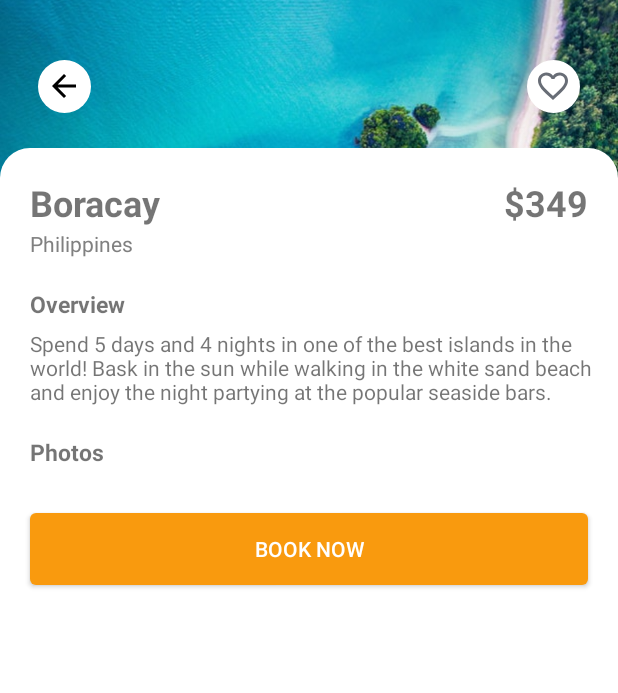
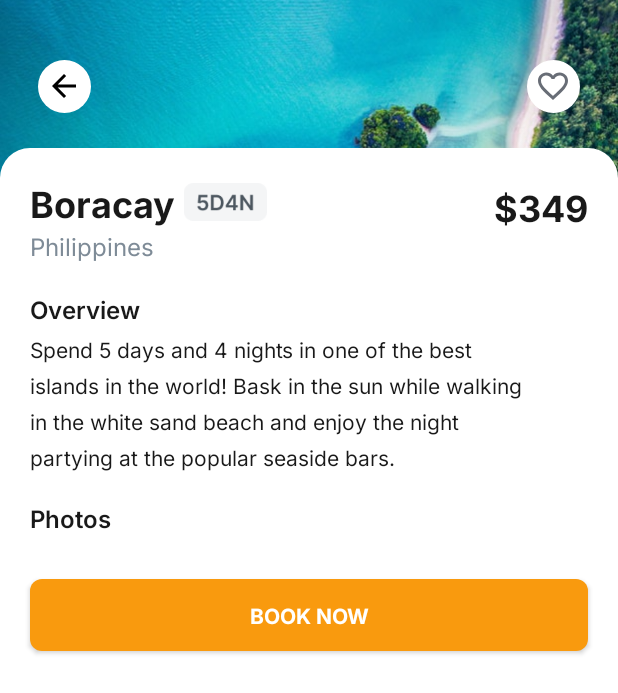
Before and after one commit to matiasaratano/flickeflight-BE4, an Android app: the fragment BoracayFragment shown on its own in the app's theme, on a phone screen of 412 x 824 dp. Shown: the top 693 px of the screen. Run offline under Robolectric (Android 15) with nearby library versions, the phone set to English and light mode, and no system bars; Roboto replaces fonts that are not available here; 2 statements that could not run were skipped.

Commit message:
actualizacion fuentes, diseño gral y button

```diff
--- a/app/src/main/res/layout/fragment_boracay.xml
+++ b/app/src/main/res/layout/fragment_boracay.xml
@@ -35,23 +35,41 @@
             android:layout_marginStart="20dp"
             android:layout_marginTop="20dp">
 
+            <ImageView
+                android:id="@+id/imageView5"
+                android:layout_width="55dp"
+                android:layout_height="25dp"
+                android:layout_centerVertical="true"
+                android:layout_gravity="center_vertical"
+                android:layout_marginStart="5dp"
+                android:layout_toEndOf="@+id/name"
+                android:src="@drawable/diasboracay" />
+
+
             <TextView
                 android:id="@+id/name"
                 android:layout_width="wrap_content"
                 android:layout_height="wrap_content"
+                android:layout_centerVertical="true"
+                android:fontFamily="@font/inter_bold"
+                android:gravity="center_vertical"
                 android:text="Boracay"
-                android:textStyle="bold"
+                android:textColor="#191919"
                 android:textSize="24sp" />
 
             <TextView
                 android:id="@+id/price"
                 android:layout_width="wrap_content"
                 android:layout_height="wrap_content"
+                android:layout_alignBottom="@id/imageView5"
+                android:layout_alignParentEnd="true"
+                android:layout_marginRight="20dp"
+                android:layout_marginBottom="-10dp"
+                android:fontFamily="@font/inter_bold"
+                android:gravity="bottom"
                 android:text="$349"
-                android:textStyle="bold"
-                android:textSize="24sp"
-                android:layout_marginRight="20dp"
-                android:layout_alignParentEnd="true" />
+                android:textColor="#191919"
+                android:textSize="24sp" />
         </RelativeLayout>
 
         <TextView
@@ -59,7 +77,9 @@
             android:layout_width="wrap_content"
             android:layout_height="wrap_content"
             android:text="Philippines"
-            android:textColor="#808080"
+            android:fontFamily="@font/inter"
+            android:textSize="16sp"
+            android:textColor="#7E8B97"
             android:layout_marginStart="20dp"
             android:layout_marginTop="1dp" />
 
@@ -67,27 +87,36 @@
             android:id="@+id/overview"
             android:layout_width="wrap_content"
             android:layout_height="wrap_content"
+            android:layout_marginStart="20dp"
+            android:layout_marginTop="20dp"
+            android:fontFamily="@font/inter_semibold"
+            android:textSize="16sp"
+            android:textColor="#191919"
             android:text="Overview"
-            android:textStyle="bold"
-            android:textSize="15sp"
-            android:layout_marginStart="20dp"
-            android:layout_marginTop="20dp" />
+             />
 
         <TextView
             android:id="@+id/description"
             android:layout_width="wrap_content"
             android:layout_height="wrap_content"
+            android:layout_marginStart="20dp"
+            android:layout_marginTop="6dp"
+            android:layout_marginEnd="60dp"
+            android:fontFamily="@font/inter"
+            android:lineSpacingExtra="7dp"
             android:text="Spend 5 days and 4 nights in one of the best islands in the world! Bask in the sun while walking in the white sand beach and enjoy the night partying at the popular seaside bars."
-            android:layout_marginStart="20dp"
-            android:layout_marginTop="6dp" />
+
+            android:textColor="#191919"
+            android:textSize="14sp" />
 
         <TextView
             android:id="@+id/photos"
             android:layout_width="wrap_content"
             android:layout_height="wrap_content"
             android:text="Photos"
-            android:textStyle="bold"
-            android:textSize="15sp"
+            android:textColor="#191919"
+            android:fontFamily="@font/inter_semibold"
+            android:textSize="16sp"
             android:layout_marginStart="20dp"
             android:layout_marginTop="20dp" />
 
@@ -104,12 +133,16 @@
             android:id="@+id/book_now_button"
             android:layout_width="match_parent"
             android:layout_height="wrap_content"
+            android:fontFamily="@font/inter_bold"
+            android:textSize="14sp"
             android:text="Book Now"
             android:textColor="@android:color/white"
-            android:background="@drawable/button_boracay_background"
+            android:background="@drawable/rounded_button"
             android:layout_marginStart="20dp"
             android:layout_marginEnd="20dp"
             android:layout_marginTop="20dp" />
+
+
 
     </LinearLayout>
 
--- a/app/src/main/res/layout/fragment_search.xml
+++ b/app/src/main/res/layout/fragment_search.xml
@@ -190,9 +190,10 @@
             android:layout_height="wrap_content"
             android:background="@drawable/rounded_button"
             android:fontFamily="@font/inter_bold"
+            android:textSize="14sp"
             android:text="@string/button_search"
             android:textColor="#FFFFFF"
-            android:textSize="14sp" />
+             />
     </LinearLayout>
 
     <!-- RecyclerView para las offers -->
```
Also changed, not shown: app/src/main/res/drawable/diasboracay.png (added), app/src/main/res/drawable/fondooneway.png (added), app/src/main/res/drawable/oneway.png (added).
